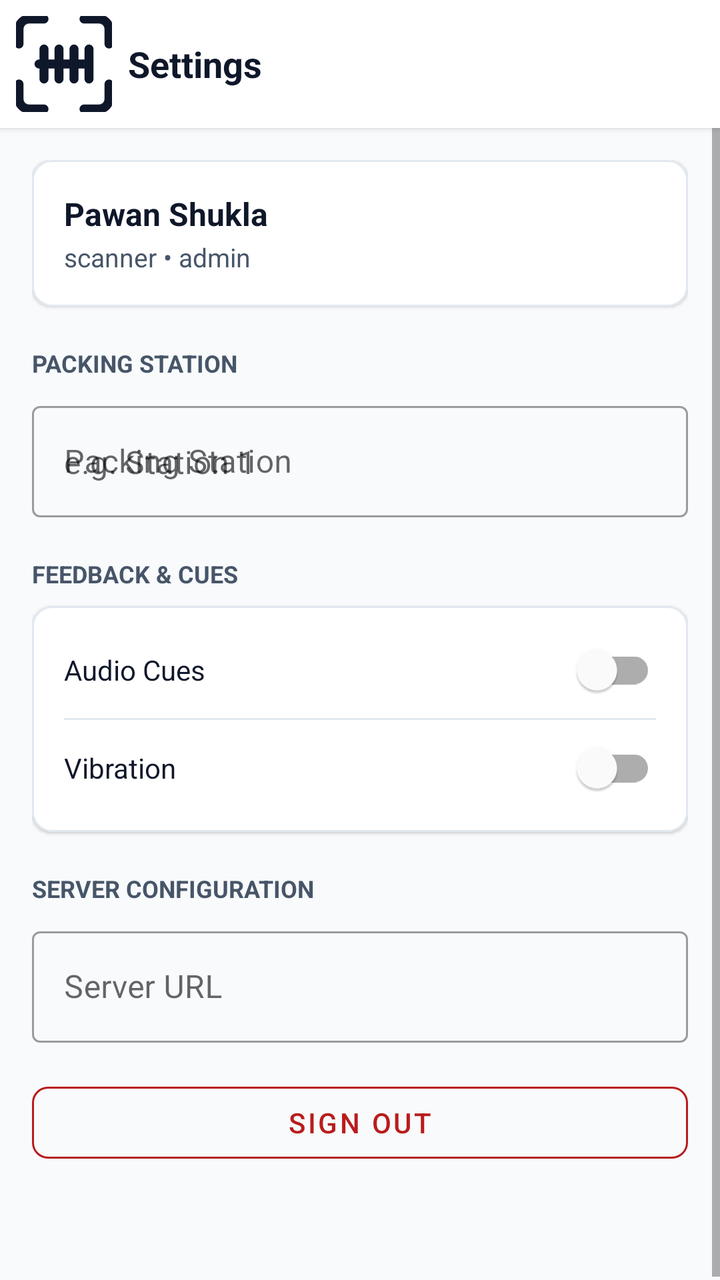
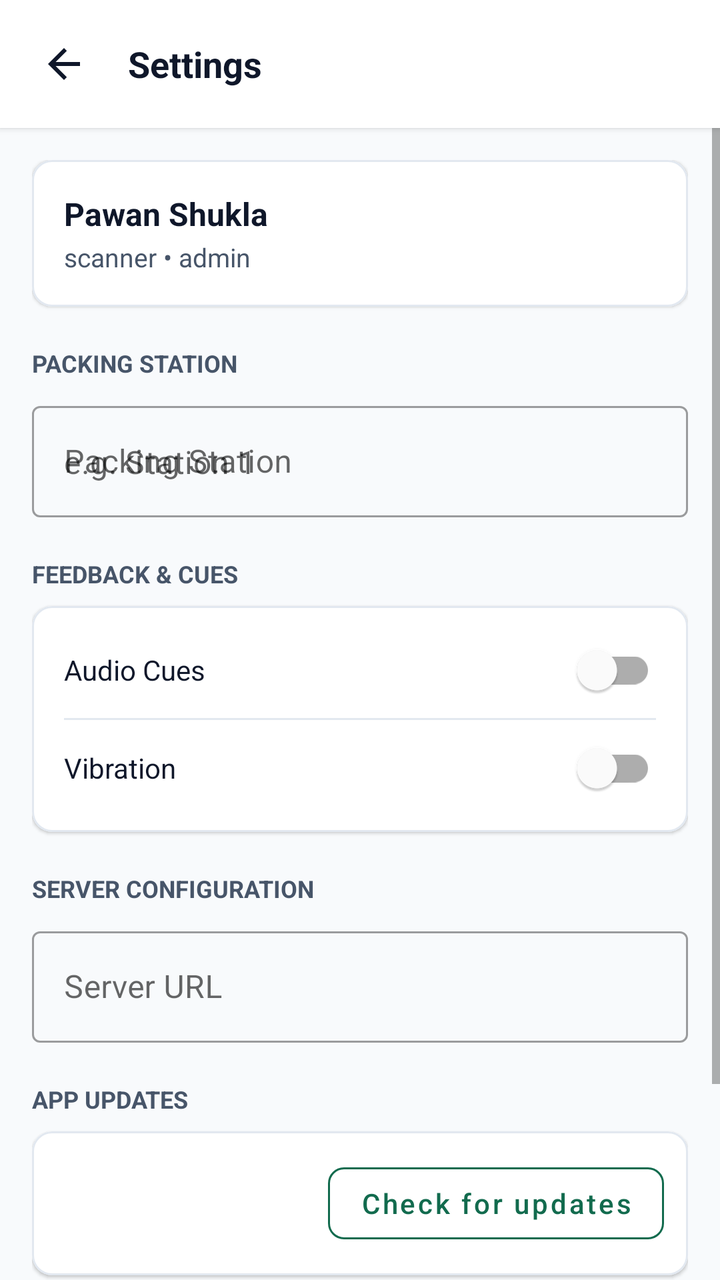

An Android layout rendered at two revisions. The XML below is the earlier revision; the diff shows what the commit changed to produce the second picture.
<!-- AndroidManifest.xml: application theme Theme.ForwardScan -->
<!-- res/layout/activity_settings.xml -->
<?xml version="1.0" encoding="utf-8"?>
<LinearLayout xmlns:android="http://schemas.android.com/apk/res/android"
    xmlns:app="http://schemas.android.com/apk/res-auto"
    android:layout_width="match_parent"
    android:layout_height="match_parent"
    android:background="@color/background"
    android:orientation="vertical">

    
    <LinearLayout
        android:layout_width="match_parent"
        android:layout_height="wrap_content"
        android:background="@color/surface"
        android:elevation="2dp"
        android:gravity="center_vertical"
        android:orientation="horizontal"
        android:paddingHorizontal="8dp"
        android:paddingVertical="8dp">

        <ImageButton
            android:id="@+id/btnBack"
            android:layout_width="48dp"
            android:layout_height="48dp"
            android:background="?attr/selectableItemBackgroundBorderless"
            android:contentDescription="Back"
            android:padding="12dp"
            android:src="@drawable/ic_launcher_foreground"
            app:tint="@color/text_primary" />

        <TextView
            android:layout_width="wrap_content"
            android:layout_height="wrap_content"
            android:layout_marginStart="8dp"
            android:text="@string/settings"
            android:textColor="@color/text_primary"
            android:textSize="18sp"
            android:textStyle="bold" />
    </LinearLayout>

    <ScrollView
        android:layout_width="match_parent"
        android:layout_height="0dp"
        android:layout_weight="1"
        android:fillViewport="true">

        <LinearLayout
            android:layout_width="match_parent"
            android:layout_height="wrap_content"
            android:orientation="vertical"
            android:padding="16dp">

            
            <com.google.android.material.card.MaterialCardView
                android:layout_width="match_parent"
                android:layout_height="wrap_content"
                app:cardBackgroundColor="@color/surface"
                app:cardCornerRadius="10dp"
                app:cardElevation="1dp"
                app:strokeColor="@color/border"
                app:strokeWidth="1dp">

                <LinearLayout
                    android:layout_width="match_parent"
                    android:layout_height="wrap_content"
                    android:orientation="vertical"
                    android:padding="16dp">

                    <TextView
                        android:id="@+id/tvSettingsFullName"
                        android:layout_width="wrap_content"
                        android:layout_height="wrap_content"
                        android:text="Pawan Shukla"
                        android:textColor="@color/text_primary"
                        android:textSize="16sp"
                        android:textStyle="bold" />

                    <TextView
                        android:id="@+id/tvSettingsRole"
                        android:layout_width="wrap_content"
                        android:layout_height="wrap_content"
                        android:layout_marginTop="2dp"
                        android:text="scanner • admin"
                        android:textColor="@color/text_secondary"
                        android:textSize="13sp" />
                </LinearLayout>
            </com.google.android.material.card.MaterialCardView>

            
            <TextView
                android:layout_width="wrap_content"
                android:layout_height="wrap_content"
                android:layout_marginTop="20dp"
                android:layout_marginBottom="8dp"
                android:text="PACKING STATION"
                android:textColor="@color/text_secondary"
                android:textSize="12sp"
                android:textStyle="bold" />

            <com.google.android.material.textfield.TextInputLayout
                style="@style/Widget.MaterialComponents.TextInputLayout.OutlinedBox"
                android:layout_width="match_parent"
                android:layout_height="wrap_content"
                android:hint="@string/station_name">

                <com.google.android.material.textfield.TextInputEditText
                    android:id="@+id/etStationName"
                    android:layout_width="match_parent"
                    android:layout_height="wrap_content"
                    android:hint="@string/station_name_hint"
                    android:maxLines="1"
                    android:minHeight="48dp"
                    android:textColor="@color/text_primary" />
            </com.google.android.material.textfield.TextInputLayout>

            
            <TextView
                android:layout_width="wrap_content"
                android:layout_height="wrap_content"
                android:layout_marginTop="20dp"
                android:layout_marginBottom="8dp"
                android:text="FEEDBACK &amp; CUES"
                android:textColor="@color/text_secondary"
                android:textSize="12sp"
                android:textStyle="bold" />

            <com.google.android.material.card.MaterialCardView
                android:layout_width="match_parent"
                android:layout_height="wrap_content"
                app:cardBackgroundColor="@color/surface"
                app:cardCornerRadius="10dp"
                app:cardElevation="1dp"
                app:strokeColor="@color/border"
                app:strokeWidth="1dp">

                <LinearLayout
                    android:layout_width="match_parent"
                    android:layout_height="wrap_content"
                    android:orientation="vertical"
                    android:paddingHorizontal="16dp"
                    android:paddingVertical="8dp">

                    <com.google.android.material.switchmaterial.SwitchMaterial
                        android:id="@+id/switchSound"
                        android:layout_width="match_parent"
                        android:layout_height="48dp"
                        android:text="@string/sound_effects"
                        android:textColor="@color/text_primary"
                        android:textSize="14sp" />

                    <View
                        android:layout_width="match_parent"
                        android:layout_height="1dp"
                        android:background="@color/border" />

                    <com.google.android.material.switchmaterial.SwitchMaterial
                        android:id="@+id/switchVibration"
                        android:layout_width="match_parent"
                        android:layout_height="48dp"
                        android:text="@string/vibration_feedback"
                        android:textColor="@color/text_primary"
                        android:textSize="14sp" />
                </LinearLayout>
            </com.google.android.material.card.MaterialCardView>

            
            <TextView
                android:layout_width="wrap_content"
                android:layout_height="wrap_content"
                android:layout_marginTop="20dp"
                android:layout_marginBottom="8dp"
                android:text="SERVER CONFIGURATION"
                android:textColor="@color/text_secondary"
                android:textSize="12sp"
                android:textStyle="bold" />

            <com.google.android.material.textfield.TextInputLayout
                android:id="@+id/tilServerUrl"
                style="@style/Widget.MaterialComponents.TextInputLayout.OutlinedBox"
                android:layout_width="match_parent"
                android:layout_height="wrap_content"
                android:hint="@string/server_url">

                <com.google.android.material.textfield.TextInputEditText
                    android:id="@+id/etServerUrl"
                    android:layout_width="match_parent"
                    android:layout_height="wrap_content"
                    android:inputType="textUri"
                    android:maxLines="1"
                    android:minHeight="48dp"
                    android:textColor="@color/text_primary" />
            </com.google.android.material.textfield.TextInputLayout>

            
            <com.google.android.material.button.MaterialButton
                android:id="@+id/btnPreviewMode"
                style="@style/Widget.MaterialComponents.Button.OutlinedButton"
                android:layout_width="match_parent"
                android:layout_height="48dp"
                android:layout_marginTop="24dp"
                android:text="@string/preview_mode"
                android:textColor="@color/colorPrimary"
                android:visibility="gone"
                app:cornerRadius="8dp"
                app:strokeColor="@color/colorPrimary" />

            
            <com.google.android.material.button.MaterialButton
                android:id="@+id/btnSignOut"
                style="@style/Widget.MaterialComponents.Button.OutlinedButton"
                android:layout_width="match_parent"
                android:layout_height="48dp"
                android:layout_marginTop="16dp"
                android:text="@string/sign_out"
                android:textColor="@color/verdict_stop"
                app:cornerRadius="8dp"
                app:strokeColor="@color/verdict_stop" />

            <TextView
                android:id="@+id/tvSettingsVersion"
                android:layout_width="match_parent"
                android:layout_height="wrap_content"
                android:layout_marginTop="24dp"
                android:gravity="center"
                android:textColor="@color/text_muted"
                android:textSize="12sp" />

        </LinearLayout>
    </ScrollView>
</LinearLayout>
<!-- resources referenced by this layout -->
<resources>
  <color name="background">#F8FAFC</color>
  <color name="border">#E2E8F0</color>
  <color name="colorPrimary">#126B4E</color>
  <color name="surface">#FFFFFF</color>
  <color name="text_muted">#94A3B8</color>
  <color name="text_primary">#0F172A</color>
  <color name="text_secondary">#475569</color>
  <color name="verdict_stop">#B91C1C</color>
  <!-- drawable ic_launcher_foreground (drawable) -->
  <?xml version="1.0" encoding="utf-8"?>
  <vector xmlns:android="http://schemas.android.com/apk/res/android"
      android:width="108dp"
      android:height="108dp"
      android:viewportWidth="108"
      android:viewportHeight="108">
      <group
          android:scaleX="2.5"
          android:scaleY="2.5"
          android:translateX="24"
          android:translateY="24">
          <path
              android:fillColor="#00000000"
              android:pathData="M3,8 V5 A2,2 0 0 1 5,3 H8 M16,3 H19 A2,2 0 0 1 21,5 V8 M21,16 V19 A2,2 0 0 1 19,21 H16 M8,21 H5 A2,2 0 0 1 3,19 V16"
              android:strokeColor="#FFFFFF"
              android:strokeLineCap="round"
              android:strokeLineJoin="round"
              android:strokeWidth="1.8" />
          <path
              android:fillColor="#00000000"
              android:pathData="M7,12 H17 M8,9 V15 M11,9 V15 M14,9 V15 M17,9 V15"
              android:strokeColor="#FFFFFF"
              android:strokeLineCap="round"
              android:strokeLineJoin="round"
              android:strokeWidth="1.8" />
      </group>
  </vector>
  <string name="preview_mode">Developer UI Preview</string>
  <string name="server_url">Server URL</string>
  <string name="settings">Settings</string>
  <string name="sign_out">Sign Out</string>
  <string name="sound_effects">Audio Cues</string>
  <string name="station_name">Packing Station</string>
  <string name="station_name_hint">e.g. Station 1</string>
  <string name="vibration_feedback">Vibration</string>
  <style name="Theme.ForwardScan" parent="Theme.MaterialComponents.Light.NoActionBar">
          <item name="colorPrimary">@color/colorPrimary</item>
          <item name="colorPrimaryDark">@color/colorPrimaryDark</item>
          <item name="colorAccent">@color/colorAccent</item>
          <item name="android:windowBackground">@color/background</item>
          <item name="android:statusBarColor">@color/colorPrimaryDark</item>
          <item name="android:navigationBarColor">@color/background</item>
      </style>
  <color name="colorPrimaryDark">#0D553D</color>
  <color name="colorAccent">#126B4E</color>
</resources>

<!-- the commit's change to res/layout/activity_settings.xml (unified diff, before → after) -->
@@ -24,7 +24,7 @@
             android:background="?attr/selectableItemBackgroundBorderless"
             android:contentDescription="Back"
             android:padding="12dp"
-            android:src="@drawable/ic_launcher_foreground"
+            android:src="@drawable/ic_arrow_back"
             app:tint="@color/text_primary" />
 
         <TextView
@@ -191,6 +191,70 @@
             </com.google.android.material.textfield.TextInputLayout>
 
             
+            <TextView
+                android:layout_width="wrap_content"
+                android:layout_height="wrap_content"
+                android:layout_marginTop="20dp"
+                android:layout_marginBottom="8dp"
+                android:text="APP UPDATES"
+                android:textColor="@color/text_secondary"
+                android:textSize="12sp"
+                android:textStyle="bold" />
+
+            <com.google.android.material.card.MaterialCardView
+                android:layout_width="match_parent"
+                android:layout_height="wrap_content"
+                app:cardBackgroundColor="@color/surface"
+                app:cardCornerRadius="10dp"
+                app:cardElevation="1dp"
+                app:strokeColor="@color/border"
+                app:strokeWidth="1dp">
+
+                <LinearLayout
+                    android:layout_width="match_parent"
+                    android:layout_height="wrap_content"
+                    android:gravity="center_vertical"
+                    android:orientation="horizontal"
+                    android:padding="12dp">
+
+                    <LinearLayout
+                        android:layout_width="0dp"
+                        android:layout_height="wrap_content"
+                        android:layout_weight="1"
+                        android:orientation="vertical">
+
+                        <TextView
+                            android:id="@+id/tvInstalledVersion"
+                            android:layout_width="wrap_content"
+                            android:layout_height="wrap_content"
+                            android:textColor="@color/text_primary"
+                            android:textSize="14sp"
+                            android:textStyle="bold" />
+
+                        <TextView
+                            android:id="@+id/tvUpdateStatus"
+                            android:layout_width="match_parent"
+                            android:layout_height="wrap_content"
+                            android:layout_marginTop="2dp"
+                            android:textColor="@color/text_secondary"
+                            android:textSize="12sp" />
+                    </LinearLayout>
+
+                    <com.google.android.material.button.MaterialButton
+                        android:id="@+id/btnCheckUpdates"
+                        style="@style/Widget.MaterialComponents.Button.OutlinedButton"
+                        android:layout_width="wrap_content"
+                        android:layout_height="48dp"
+                        android:layout_marginStart="8dp"
+                        android:text="@string/check_for_updates"
+                        android:textAllCaps="false"
+                        android:textColor="@color/colorPrimary"
+                        app:cornerRadius="8dp"
+                        app:strokeColor="@color/colorPrimary" />
+                </LinearLayout>
+            </com.google.android.material.card.MaterialCardView>
+
+            
             <com.google.android.material.button.MaterialButton
                 android:id="@+id/btnPreviewMode"
                 style="@style/Widget.MaterialComponents.Button.OutlinedButton"
<!-- resource entries referenced after the edit -->
@@ -8,34 +8,18 @@
   <color name="text_primary">#0F172A</color>
   <color name="text_secondary">#475569</color>
   <color name="verdict_stop">#B91C1C</color>
-  <!-- drawable ic_launcher_foreground (drawable) -->
+  <!-- drawable ic_arrow_back (drawable) -->
   <?xml version="1.0" encoding="utf-8"?>
   <vector xmlns:android="http://schemas.android.com/apk/res/android"
-      android:width="108dp"
-      android:height="108dp"
-      android:viewportWidth="108"
-      android:viewportHeight="108">
-      <group
-          android:scaleX="2.5"
-          android:scaleY="2.5"
-          android:translateX="24"
-          android:translateY="24">
-          <path
-              android:fillColor="#00000000"
-              android:pathData="M3,8 V5 A2,2 0 0 1 5,3 H8 M16,3 H19 A2,2 0 0 1 21,5 V8 M21,16 V19 A2,2 0 0 1 19,21 H16 M8,21 H5 A2,2 0 0 1 3,19 V16"
-              android:strokeColor="#FFFFFF"
-              android:strokeLineCap="round"
-              android:strokeLineJoin="round"
-              android:strokeWidth="1.8" />
-          <path
-              android:fillColor="#00000000"
-              android:pathData="M7,12 H17 M8,9 V15 M11,9 V15 M14,9 V15 M17,9 V15"
-              android:strokeColor="#FFFFFF"
-              android:strokeLineCap="round"
-              android:strokeLineJoin="round"
-              android:strokeWidth="1.8" />
-      </group>
+      android:width="24dp"
+      android:height="24dp"
+      android:viewportWidth="24"
+      android:viewportHeight="24">
+      <path
+          android:fillColor="#FF0F172A"
+          android:pathData="M20,11H7.83l5.59,-5.59L12,4l-8,8 8,8 1.41,-1.41L7.83,13H20v-2z" />
   </vector>
+  <string name="check_for_updates">Check for updates</string>
   <string name="preview_mode">Developer UI Preview</string>
   <string name="server_url">Server URL</string>
   <string name="settings">Settings</string>
